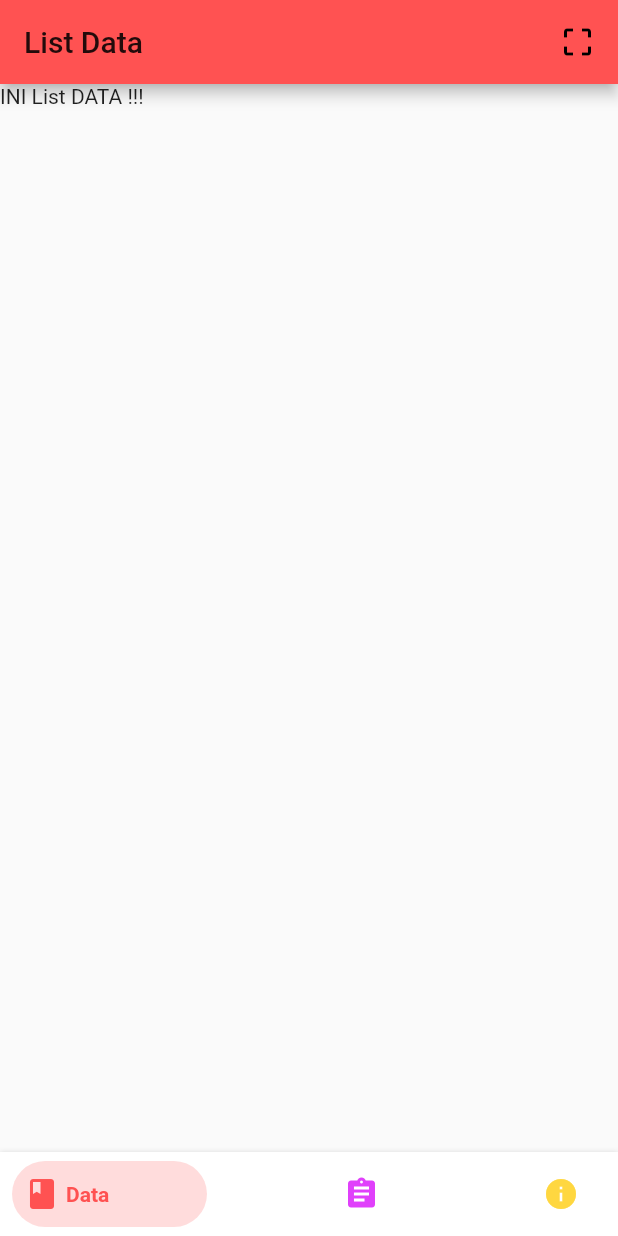
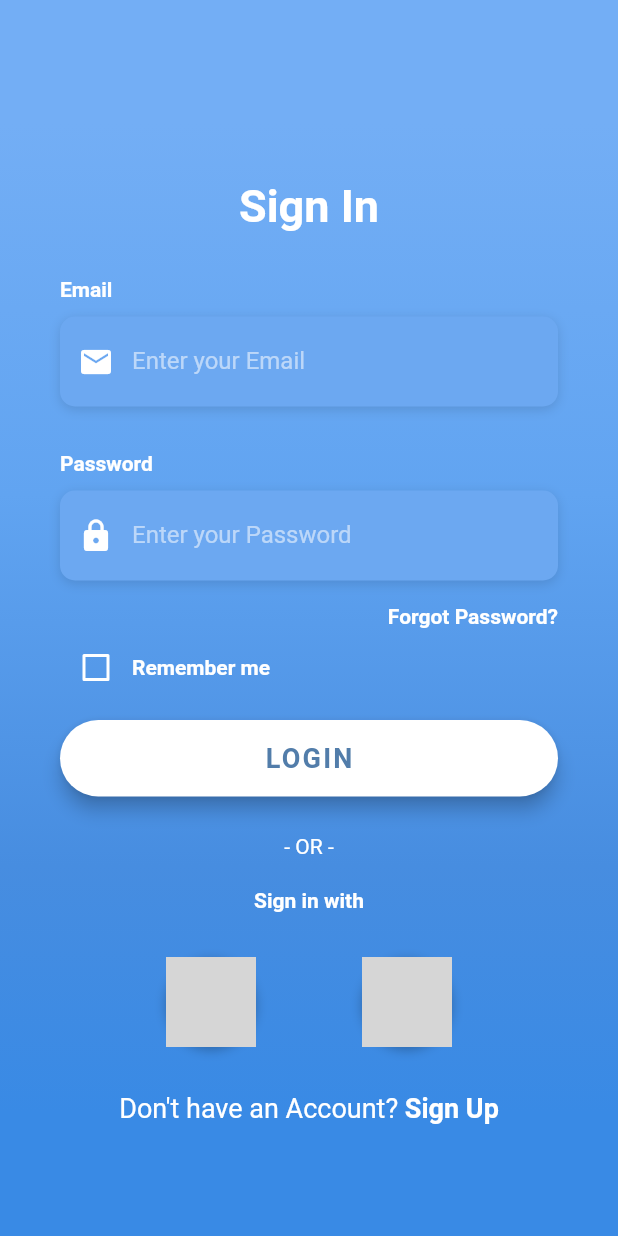
Before and after one commit to moepoi/Comnet-APP, a Flutter app: the screen it shows after launch, on a phone screen of 412 x 824 dp. Run offline on Flutter 3.47's test engine with Material 2 defaults, Android fonts, the phone set to English and light mode, and no system bars; drawn by our look-alikes of bottom_navy_bar; missing offline and left inert: flutter_barcode_scanner; Roboto replaces fonts that are missing (OpenSans); grey boxes are pictures that could not be loaded.

Commit message:
Updated 1.0-rev 3

```diff
--- a/lib/main.dart
+++ b/lib/main.dart
@@ -1,4 +1,6 @@
-import 'package:comnet_app/src/main_page.dart';
+import 'package:comnet_app/src/login_screen.dart';
+import 'package:comnet_app/src/main_screen.dart';
+import 'package:comnet_app/src/splash_screen.dart';
 import 'package:flutter/material.dart';
 
 void main() {
@@ -10,9 +12,12 @@ class MyApp extends StatelessWidget {
   @override
   Widget build(BuildContext context) {
     return MaterialApp(
-      home: MainPage(),
-      theme: ThemeData(accentColor: Colors.amberAccent, primaryColor: Colors.amber),
+      home: SplashScreen(),
       debugShowCheckedModeBanner: false,
+      routes: <String, WidgetBuilder>{
+        '/main-screen': (BuildContext context) => MainScreen(),
+        '/login-screen': (BuildContext context) => LoginScreen()
+      },
     );
   }
 }
--- /dev/null
+++ b/lib/src/login_screen.dart
@@ -0,0 +1,314 @@
+import 'package:comnet_app/src/utils/constants.dart';
+import 'package:flutter/material.dart';
+import 'package:flutter/services.dart';
+
+class LoginScreen extends StatefulWidget {
+  @override
+  _LoginScreenState createState() => _LoginScreenState();
+}
+
+class _LoginScreenState extends State<LoginScreen> {
+  bool _rememberMe = false;
+
+  Widget _buildEmailTF() {
+    return Column(
+      crossAxisAlignment: CrossAxisAlignment.start,
+      children: <Widget>[
+        Text(
+          'Email',
+          style: kLabelStyle,
+        ),
+        SizedBox(height: 10.0),
+        Container(
+          alignment: Alignment.centerLeft,
+          decoration: kBoxDecorationStyle,
+          height: 60.0,
+          child: TextField(
+            keyboardType: TextInputType.emailAddress,
+            style: TextStyle(
+              color: Colors.white,
+              fontFamily: 'OpenSans',
+            ),
+            decoration: InputDecoration(
+              border: InputBorder.none,
+              contentPadding: EdgeInsets.only(top: 14.0),
+              prefixIcon: Icon(
+                Icons.email,
+                color: Colors.white,
+              ),
+              hintText: 'Enter your Email',
+              hintStyle: kHintTextStyle,
+            ),
+          ),
+        ),
+      ],
+    );
+  }
+
+  Widget _buildPasswordTF() {
+    return Column(
+      crossAxisAlignment: CrossAxisAlignment.start,
+      children: <Widget>[
+        Text(
+          'Password',
+          style: kLabelStyle,
+        ),
+        SizedBox(height: 10.0),
+        Container(
+          alignment: Alignment.centerLeft,
+          decoration: kBoxDecorationStyle,
+          height: 60.0,
+          child: TextField(
+            obscureText: true,
+            style: TextStyle(
+              color: Colors.white,
+              fontFamily: 'OpenSans',
+            ),
+            decoration: InputDecoration(
+              border: InputBorder.none,
+              contentPadding: EdgeInsets.only(top: 14.0),
+              prefixIcon: Icon(
+                Icons.lock,
+                color: Colors.white,
+              ),
+              hintText: 'Enter your Password',
+              hintStyle: kHintTextStyle,
+            ),
+          ),
+        ),
+      ],
+    );
+  }
+
+  Widget _buildForgotPasswordBtn() {
+    return Container(
+      alignment: Alignment.centerRight,
+      child: FlatButton(
+        onPressed: () => print('Forgot Password Button Pressed'),
+        padding: EdgeInsets.only(right: 0.0),
+        child: Text(
+          'Forgot Password?',
+          style: kLabelStyle,
+        ),
+      ),
+    );
+  }
+
+  Widget _buildRememberMeCheckbox() {
+    return Container(
+      height: 20.0,
+      child: Row(
+        children: <Widget>[
+          Theme(
+            data: ThemeData(unselectedWidgetColor: Colors.white),
+            child: Checkbox(
+              value: _rememberMe,
+              checkColor: Colors.green,
+              activeColor: Colors.white,
+              onChanged: (value) {
+                setState(() {
+                  _rememberMe = value;
+                });
+              },
+            ),
+          ),
+          Text(
+            'Remember me',
+            style: kLabelStyle,
+          ),
+        ],
+      ),
+    );
+  }
+
+  Widget _buildLoginBtn() {
+    return Container(
+      padding: EdgeInsets.symmetric(vertical: 25.0),
+      width: double.infinity,
+      child: RaisedButton(
+        elevation: 5.0,
+        onPressed: () => {
+          Navigator.of(context).pushReplacementNamed('/main-screen')
+        },
+        padding: EdgeInsets.all(15.0),
+        shape: RoundedRectangleBorder(
+          borderRadius: BorderRadius.circular(30.0),
+        ),
+        color: Colors.white,
+        child: Text(
+          'LOGIN',
+          style: TextStyle(
+            color: Color(0xFF527DAA),
+            letterSpacing: 1.5,
+            fontSize: 18.0,
+            fontWeight: FontWeight.bold,
+            fontFamily: 'OpenSans',
+          ),
+        ),
+      ),
+    );
+  }
+
+  Widget _buildSignInWithText() {
+    return Column(
+      children: <Widget>[
+        Text(
+          '- OR -',
+          style: TextStyle(
+            color: Colors.white,
+            fontWeight: FontWeight.w400,
+          ),
+        ),
+        SizedBox(height: 20.0),
+        Text(
+          'Sign in with',
+          style: kLabelStyle,
+        ),
+      ],
+    );
+  }
+
+  Widget _buildSocialBtn(Function onTap, AssetImage logo) {
+    return GestureDetector(
+      onTap: onTap,
+      child: Container(
+        height: 60.0,
+        width: 60.0,
+        decoration: BoxDecoration(
+          shape: BoxShape.circle,
+          color: Colors.white,
+          boxShadow: [
+            BoxShadow(
+              color: Colors.black26,
+              offset: Offset(0, 2),
+              blurRadius: 6.0,
+            ),
+          ],
+          image: DecorationImage(
+            image: logo,
+          ),
+        ),
+      ),
+    );
+  }
+
+  Widget _buildSocialBtnRow() {
+    return Padding(
+      padding: EdgeInsets.symmetric(vertical: 30.0),
+      child: Row(
+        mainAxisAlignment: MainAxisAlignment.spaceEvenly,
+        children: <Widget>[
+          _buildSocialBtn(
+            () => print('Login with Facebook'),
+            AssetImage(
+              'assets/logos/facebook.jpg',
+            ),
+          ),
+          _buildSocialBtn(
+            () => print('Login with Google'),
+            AssetImage(
+              'assets/logos/google.jpg',
+            ),
+          ),
+        ],
+      ),
+    );
+  }
+
+  Widget _buildSignupBtn() {
+    return GestureDetector(
+      onTap: () => print('Sign Up Button Pressed'),
+      child: RichText(
+        text: TextSpan(
+          children: [
+            TextSpan(
+              text: 'Don\'t have an Account? ',
+              style: TextStyle(
+                color: Colors.white,
+                fontSize: 18.0,
+                fontWeight: FontWeight.w400,
+              ),
+            ),
+            TextSpan(
+              text: 'Sign Up',
+              style: TextStyle(
+                color: Colors.white,
+                fontSize: 18.0,
+                fontWeight: FontWeight.bold,
+              ),
+            ),
+          ],
+        ),
+      ),
+    );
+  }
+
+  @override
+  Widget build(BuildContext context) {
+    return Scaffold(
+      body: AnnotatedRegion<SystemUiOverlayStyle>(
+        value: SystemUiOverlayStyle.light,
+        child: GestureDetector(
+          onTap: () => FocusScope.of(context).unfocus(),
+          child: Stack(
+            children: <Widget>[
+              Container(
+                height: double.infinity,
+                width: double.infinity,
+                decoration: BoxDecoration(
+                  gradient: LinearGradient(
+                    begin: Alignment.topCenter,
+                    end: Alignment.bottomCenter,
+                    colors: [
+                      Color(0xFF73AEF5),
+                      Color(0xFF61A4F1),
+                      Color(0xFF478DE0),
+                      Color(0xFF398AE5),
+                    ],
+                    stops: [0.1, 0.4, 0.7, 0.9],
+                  ),
+                ),
+              ),
+              Container(
+                height: double.infinity,
+                child: SingleChildScrollView(
+                  physics: AlwaysScrollableScrollPhysics(),
+                  padding: EdgeInsets.symmetric(
+                    horizontal: 40.0,
+                    vertical: 120.0,
+                  ),
+                  child: Column(
+                    mainAxisAlignment: MainAxisAlignment.center,
+                    children: <Widget>[
+                      Text(
+                        'Sign In',
+                        style: TextStyle(
+                          color: Colors.white,
+                          fontFamily: 'OpenSans',
+                          fontSize: 30.0,
+                          fontWeight: FontWeight.bold,
+                        ),
+                      ),
+                      SizedBox(height: 30.0),
+                      _buildEmailTF(),
+                      SizedBox(
+                        height: 30.0,
+                      ),
+                      _buildPasswordTF(),
+                      _buildForgotPasswordBtn(),
+                      _buildRememberMeCheckbox(),
+                      _buildLoginBtn(),
+                      _buildSignInWithText(),
+                      _buildSocialBtnRow(),
+                      _buildSignupBtn(),
+                    ],
+                  ),
+                ),
+              )
+            ],
+          ),
+        ),
+      ),
+    );
+  }
+}
--- a/lib/src/main_page.dart
+++ b/lib/src/main_screen.dart
@@ -6,12 +6,12 @@ import 'package:flutter_barcode_scanner/flutter_barcode_scanner.dart';
 
 import 'pages/about.dart';
 
-class MainPage extends StatefulWidget {
+class MainScreen extends StatefulWidget {
   @override
-  _MainPageState createState() => _MainPageState();
+  _MainScreenState createState() => _MainScreenState();
 }
 
-class _MainPageState extends State<MainPage> {
+class _MainScreenState extends State<MainScreen> {
   int currentIndex = 0;
   PageController _pageController;
   String getToken;
--- a/lib/src/pages/about.dart
+++ b/lib/src/pages/about.dart
@@ -21,7 +21,7 @@ class About extends StatelessWidget {
           ),
           SizedBox(height: 40),
           Container(
-            child: Text('VER 1.0-rev 2', style: TextStyle(fontSize: 30),)
+            child: Text('VER 1.0-rev 3', style: TextStyle(fontSize: 30),)
           )
         ],
       )
--- /dev/null
+++ b/lib/src/splash_screen.dart
@@ -0,0 +1,40 @@
+import 'dart:async';
+import 'package:flutter/material.dart';
+
+class SplashScreen extends StatefulWidget {
+
+  @override
+  _SplashScreenState createState() => _SplashScreenState();
+}
+
+class _SplashScreenState extends State<SplashScreen> {
+
+  void initState() {
+    super.initState();
+    splashScreen();
+  }
+
+  splashScreen() async {
+    var duration = const Duration(seconds: 3);
+    return Timer(duration, (){
+      Navigator.of(context).pushReplacementNamed('/login-screen');
+    });
+  }
+
+  @override
+  Widget build(BuildContext context) {
+    return Scaffold(
+      backgroundColor: Colors.lightBlueAccent,
+      body: Center(
+        child: Column(
+          mainAxisAlignment: MainAxisAlignment.center,
+          crossAxisAlignment: CrossAxisAlignment.center,
+          children: <Widget>[
+            Icon(Icons.computer, size: 100, color: Colors.white,),
+            Text('Comnet APP', style: TextStyle(fontSize: 30, color: Colors.white, fontWeight: FontWeight.bold))
+          ],
+        )
+      ),
+    );
+  }
+}
--- /dev/null
+++ b/lib/src/utils/constants.dart
@@ -0,0 +1,24 @@
+import 'package:flutter/material.dart';
+
+final kHintTextStyle = TextStyle(
+  color: Colors.white54,
+  fontFamily: 'OpenSans',
+);
+
+final kLabelStyle = TextStyle(
+  color: Colors.white,
+  fontWeight: FontWeight.bold,
+  fontFamily: 'OpenSans',
+);
+
+final kBoxDecorationStyle = BoxDecoration(
+  color: Color(0xFF6CA8F1),
+  borderRadius: BorderRadius.circular(10.0),
+  boxShadow: [
+    BoxShadow(
+      color: Colors.black12,
+      blurRadius: 6.0,
+      offset: Offset(0, 2),
+    ),
+  ],
+);
--- a/pubspec.yaml
+++ b/pubspec.yaml
@@ -50,6 +50,8 @@ flutter:
   # To add assets to your application, add an assets section, like this:
 assets:
   - assets/images/
+  - assets/logos/
+  - assets/fonts/
   #   - images/a_dot_ham.jpeg
 
   # An image asset can refer to one or more resolution-specific "variants", see
```
Also changed, not shown: assets/fonts/OpenSans.ttf (added), assets/logos/facebook.jpg (added), assets/logos/google.jpg (added).
